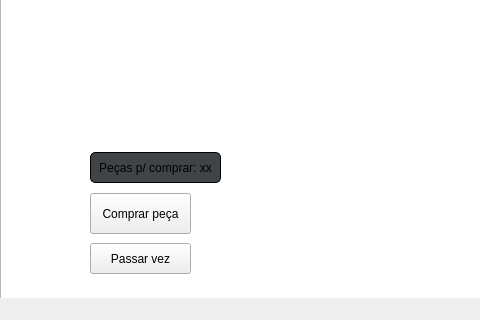
This is domino-gui/mainwindow.ui in cjlcarvalho/domino as Qt 5 draws it before an edit; both pictures show x 0 to 480 and y 324 to 644 of the 1000 by 644 pixel window. The edited form follows.
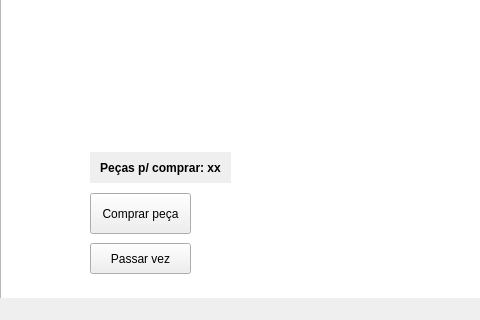
This is the edited form.

The edit to the form file:
```diff
--- a/domino-gui/mainwindow.ui
+++ b/domino-gui/mainwindow.ui
@@ -76,15 +76,21 @@
      <rect>
       <x>90</x>
       <y>459</y>
-      <width>131</width>
+      <width>141</width>
       <height>31</height>
      </rect>
     </property>
+    <property name="font">
+     <font>
+      <weight>75</weight>
+      <bold>true</bold>
+     </font>
+    </property>
     <property name="autoFillBackground">
-     <bool>false</bool>
+     <bool>true</bool>
     </property>
     <property name="styleSheet">
-     <string notr="true">border-radius: 5px; background: rgb(64, 68, 73); border: 1px solid black; </string>
+     <string notr="true"/>
     </property>
     <property name="text">
      <string>Peças p/ comprar: xx</string>
```
Left out of the diff: 2 changed lines with no effect on the pictures.
